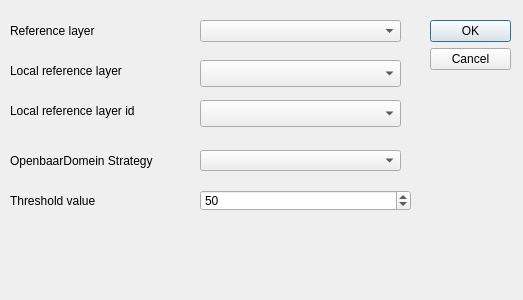
This is plugin/brdrq/brdrq_settings.ui in OnroerendErfgoed/brdrQ as Qt 5 draws it before an edit. The edited form follows.
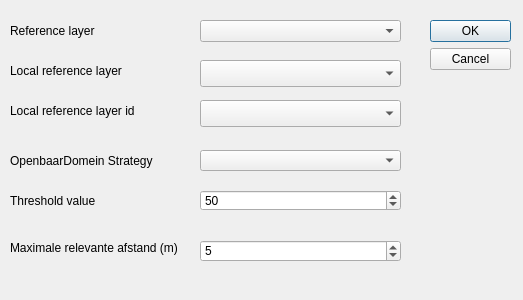
This is the edited form. Custom widgets are drawn as their Qt base class.

Commit message: added settings to plugin

Patch:
```diff
--- a/plugin/brdrq/brdrq_settings.ui
+++ b/plugin/brdrq/brdrq_settings.ui
@@ -74,7 +74,7 @@
     <rect>
      <x>200</x>
      <y>190</y>
-     <width>211</width>
+     <width>201</width>
      <height>21</height>
     </rect>
    </property>
@@ -150,6 +150,38 @@
     <string>Threshold value</string>
    </property>
   </widget>
+  <widget class="QLabel" name="label_6">
+   <property name="geometry">
+    <rect>
+     <x>10</x>
+     <y>240</y>
+     <width>191</width>
+     <height>16</height>
+    </rect>
+   </property>
+   <property name="text">
+    <string>Maximale relevante afstand (m)</string>
+   </property>
+  </widget>
+  <widget class="QSpinBox" name="spinBox_max_relevant_distance">
+   <property name="geometry">
+    <rect>
+     <x>200</x>
+     <y>240</y>
+     <width>201</width>
+     <height>22</height>
+    </rect>
+   </property>
+   <property name="minimum">
+    <number>1</number>
+   </property>
+   <property name="maximum">
+    <number>10</number>
+   </property>
+   <property name="value">
+    <number>5</number>
+   </property>
+  </widget>
  </widget>
  <customwidgets>
   <customwidget>
```
The commit also changes 2 other files.
